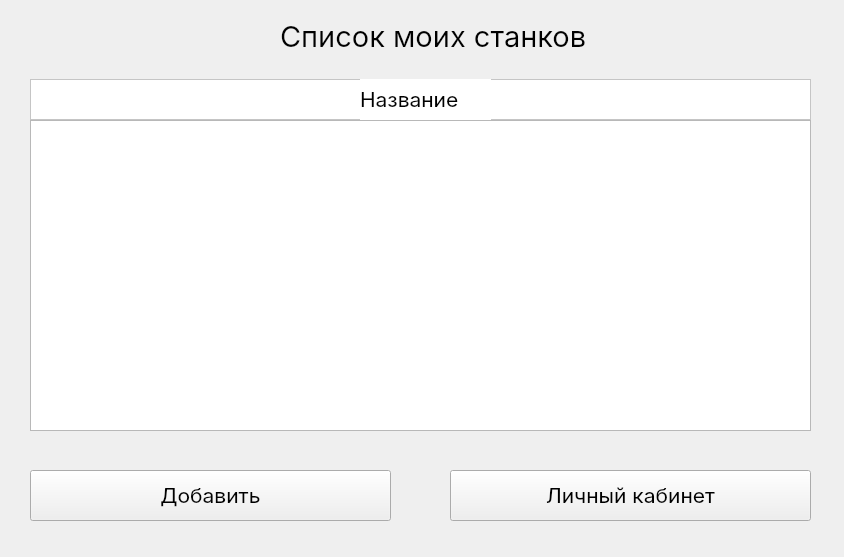
Qt form src/client/clientmachineswindow.ui (Dugers/Machine-repair) before a commit.
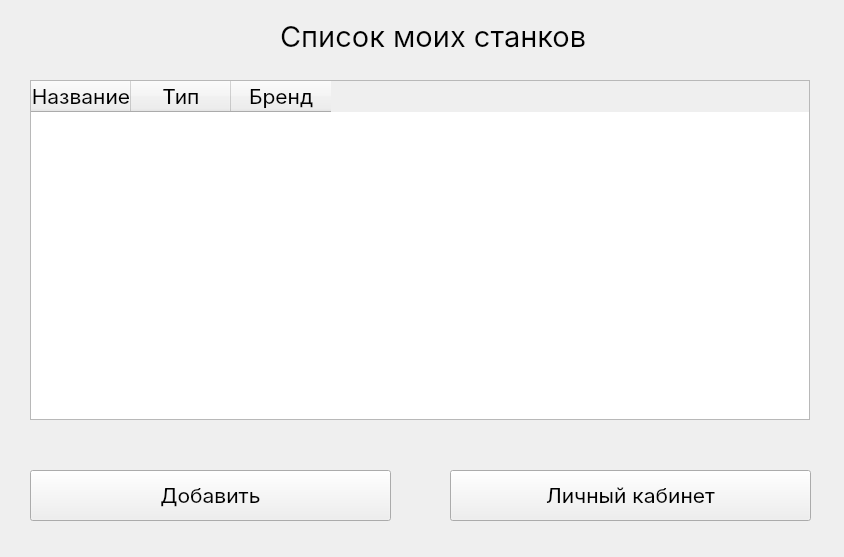
The same form after that commit.

Commit message: replaced list user's machines to table with name, type, brand

```diff
--- a/src/client/clientmachineswindow.ui
+++ b/src/client/clientmachineswindow.ui
@@ -57,16 +57,6 @@
     <string>Список моих станков</string>
    </property>
   </widget>
-  <widget class="QListWidget" name="machines_list">
-   <property name="geometry">
-    <rect>
-     <x>30</x>
-     <y>120</y>
-     <width>781</width>
-     <height>311</height>
-    </rect>
-   </property>
-  </widget>
   <widget class="QPushButton" name="add_button">
    <property name="geometry">
     <rect>
@@ -105,43 +95,79 @@
     <string>Личный кабинет</string>
    </property>
   </widget>
-  <widget class="QFrame" name="frame">
+  <widget class="QTableWidget" name="machines_table_widget">
    <property name="geometry">
     <rect>
      <x>30</x>
-     <y>79</y>
-     <width>781</width>
-     <height>41</height>
+     <y>80</y>
+     <width>780</width>
+     <height>340</height>
     </rect>
    </property>
-   <property name="styleSheet">
-    <string notr="true">background-color: white;</string>
+   <property name="editTriggers">
+    <set>QAbstractItemView::NoEditTriggers</set>
    </property>
-   <property name="frameShape">
-    <enum>QFrame::StyledPanel</enum>
+   <property name="selectionMode">
+    <enum>QAbstractItemView::SingleSelection</enum>
    </property>
-   <property name="frameShadow">
-    <enum>QFrame::Raised</enum>
+   <property name="selectionBehavior">
+    <enum>QAbstractItemView::SelectRows</enum>
    </property>
-   <widget class="QLabel" name="name_machines_label">
-    <property name="geometry">
-     <rect>
-      <x>330</x>
-      <y>0</y>
-      <width>131</width>
-      <height>41</height>
-     </rect>
-    </property>
-    <property name="font">
-     <font>
-      <family>Inter</family>
-      <pointsize>16</pointsize>
-     </font>
-    </property>
+   <property name="gridStyle">
+    <enum>Qt::SolidLine</enum>
+   </property>
+   <attribute name="verticalHeaderVisible">
+    <bool>false</bool>
+   </attribute>
+   <column>
     <property name="text">
      <string>Название</string>
     </property>
-   </widget>
+    <property name="font">
+     <font>
+      <family>Inter</family>
+      <pointsize>16</pointsize>
+     </font>
+    </property>
+    <property name="background">
+     <color>
+      <red>255</red>
+      <green>255</green>
+      <blue>255</blue>
+     </color>
+    </property>
+   </column>
+   <column>
+    <property name="text">
+     <string>Тип</string>
+    </property>
+    <property name="font">
+     <font>
+      <family>Inter</family>
+      <pointsize>16</pointsize>
+     </font>
+    </property>
+    <property name="foreground">
+     <brush brushstyle="NoBrush">
+      <color alpha="255">
+       <red>255</red>
+       <green>255</green>
+       <blue>255</blue>
+      </color>
+     </brush>
+    </property>
+   </column>
+   <column>
+    <property name="text">
+     <string>Бренд</string>
+    </property>
+    <property name="font">
+     <font>
+      <family>Inter</family>
+      <pointsize>16</pointsize>
+     </font>
+    </property>
+   </column>
   </widget>
  </widget>
  <resources/>
```
The commit also changes 2 other files.
